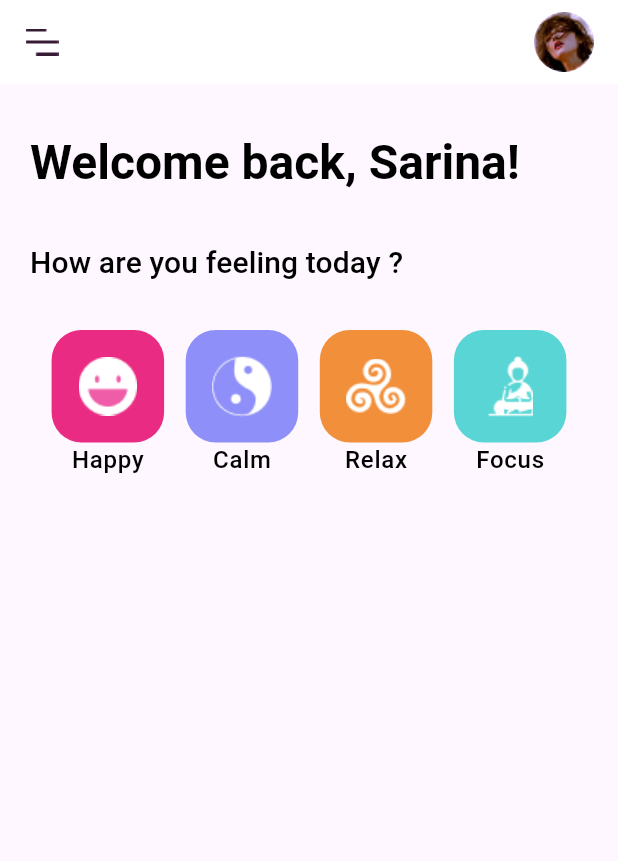
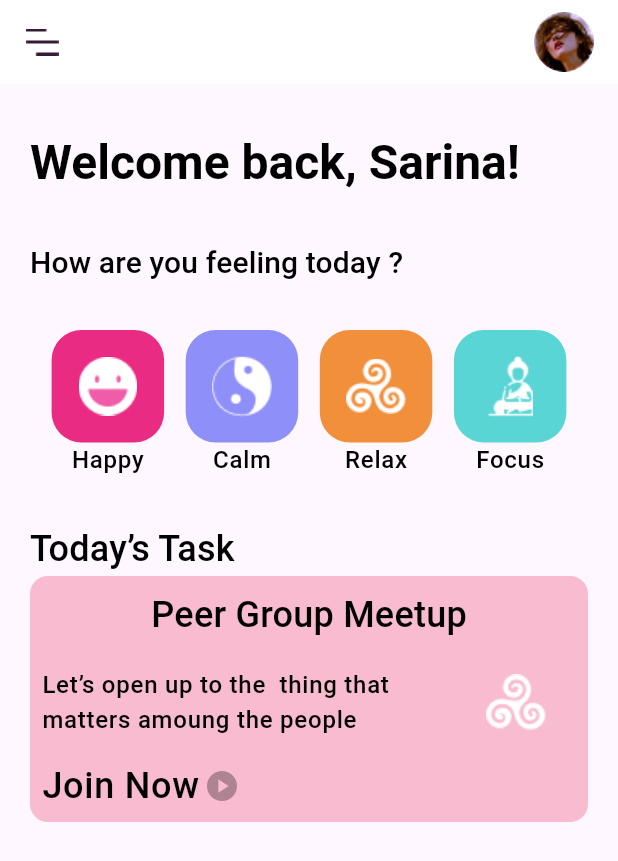
Before and after one commit to sujesh24/mentak-health-app, a Flutter app: the screen it shows after launch, on a phone screen of 412 x 824 dp. Shown: the top 861 px of the screen. Run offline on Flutter 3.47's test engine with Material 3 defaults, Android fonts, the light colour scheme and no system bars; our stand-ins replace google_fonts.

Commit message:
card added

```diff
--- a/lib/features/meditation/presentation/pages/meditation_screen.dart
+++ b/lib/features/meditation/presentation/pages/meditation_screen.dart
@@ -1,6 +1,7 @@
 import 'package:flutter/material.dart';
 import 'package:mental_health_app/core/theme.dart';
 import 'package:mental_health_app/features/meditation/presentation/widgets/feeling_card.dart';
+import 'package:mental_health_app/features/meditation/presentation/widgets/task_card.dart';
 
 class MeditationScreen extends StatelessWidget {
   const MeditationScreen({super.key});
@@ -67,6 +68,21 @@ class MeditationScreen extends StatelessWidget {
                   ),
                 ],
               ),
+              SizedBox(height: 30),
+              Text(
+                'Today’s Task',
+                style: Theme.of(context).textTheme.titleMedium,
+              ),
+              //task card
+              TaskCard(
+                color: DefaultColors.task1,
+                text: 'Peer Group Meetup',
+                discription:
+                    'Let’s open up to the  thing that matters amoung the people ',
+                image: 'assets/images/relax.png',
+                iconData: Icons.play_circle,
+                iconText: 'Join Now',
+              ),
             ],
           ),
         ),
--- /dev/null
+++ b/lib/features/meditation/presentation/widgets/task_card.dart
@@ -0,0 +1,56 @@
+import 'package:flutter/material.dart';
+
+class TaskCard extends StatelessWidget {
+  final Color color;
+  final String text;
+  final String discription;
+  final String image;
+  final IconData iconData;
+  final String iconText;
+  const TaskCard({
+    super.key,
+    required this.color,
+    required this.text,
+    required this.discription,
+    required this.image,
+    required this.iconData,
+    required this.iconText,
+  });
+
+  @override
+  Widget build(BuildContext context) {
+    return Container(
+      padding: EdgeInsets.all(8),
+      width: 380,
+
+      decoration: BoxDecoration(
+        borderRadius: BorderRadius.circular(12),
+        color: color,
+      ),
+      child: Column(
+        children: [
+          Text(text, style: Theme.of(context).textTheme.titleMedium),
+          Row(
+            children: [
+              Expanded(
+                child: Text(
+                  discription,
+                  style: Theme.of(context).textTheme.labelSmall,
+                ),
+              ),
+              Image.asset(image, height: 80, width: 80),
+            ],
+          ),
+
+          Row(
+            children: [
+              Text(iconText, style: Theme.of(context).textTheme.labelMedium),
+              SizedBox(width: 3),
+              Icon(iconData, color: Color.lerp(color, Colors.black, 0.3)),
+            ],
+          ),
+        ],
+      ),
+    );
+  }
+}
```
